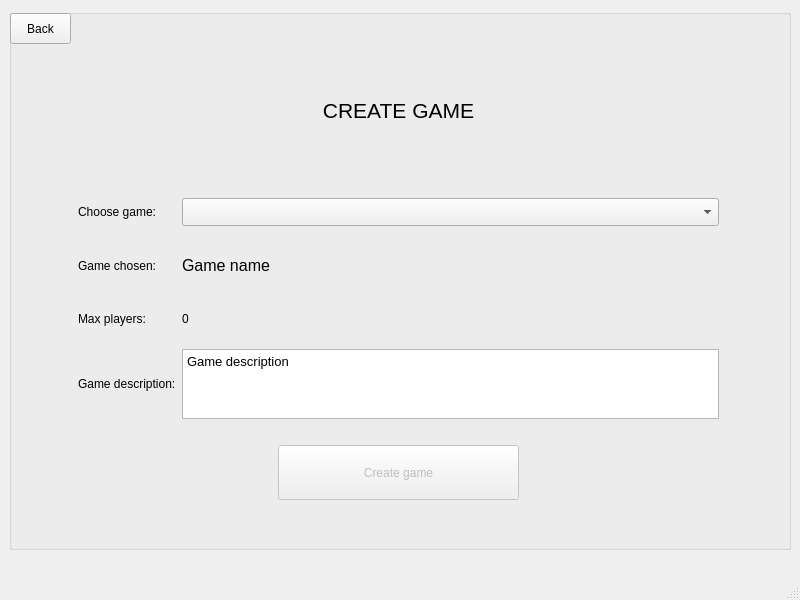
Qt form client/views/creategameview.ui (cavoke-project/cavoke) before a commit.
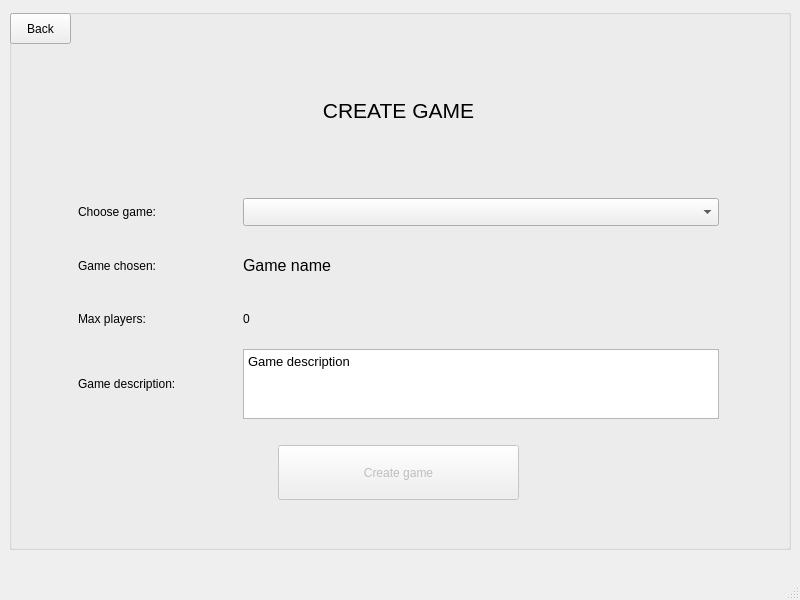
The same form after that commit.

Diff of the .ui file:
```diff
--- a/client/views/creategameview.ui
+++ b/client/views/creategameview.ui
@@ -72,7 +72,7 @@
        <height>481</height>
       </rect>
      </property>
-     <layout class="QGridLayout" name="gridLayout" rowstretch="3,1,1,1,1,2">
+     <layout class="QGridLayout" name="gridLayout" rowstretch="3,1,1,1,1,2" columnstretch="1,3">
       <property name="leftMargin">
        <number>10</number>
       </property>
```
